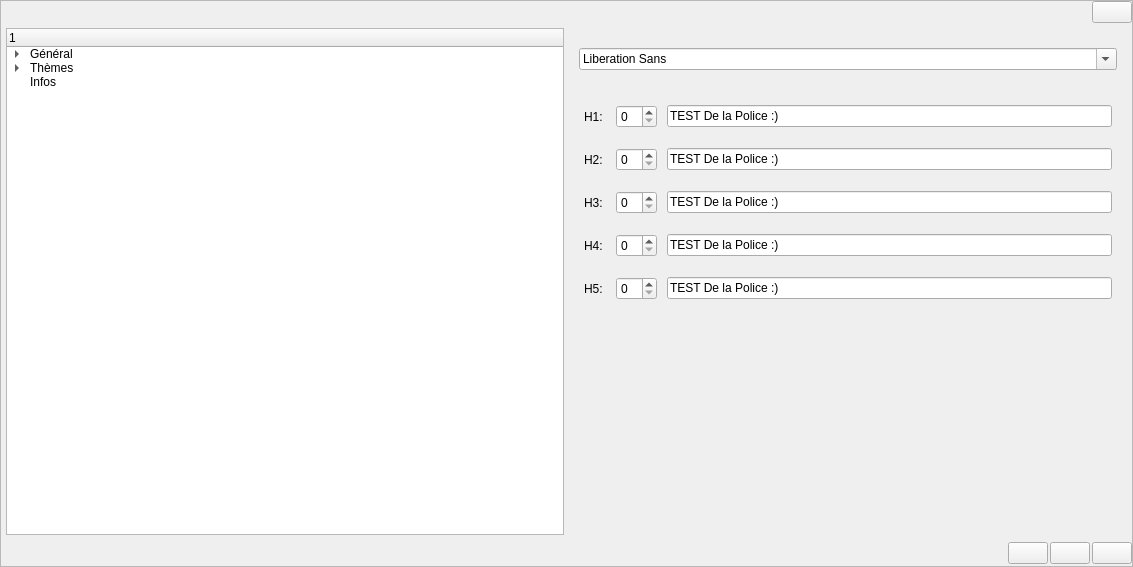
Qt form src/gui/dlg.ui (LaM0uette/PySide6_Blank_Project_demo) before a commit.
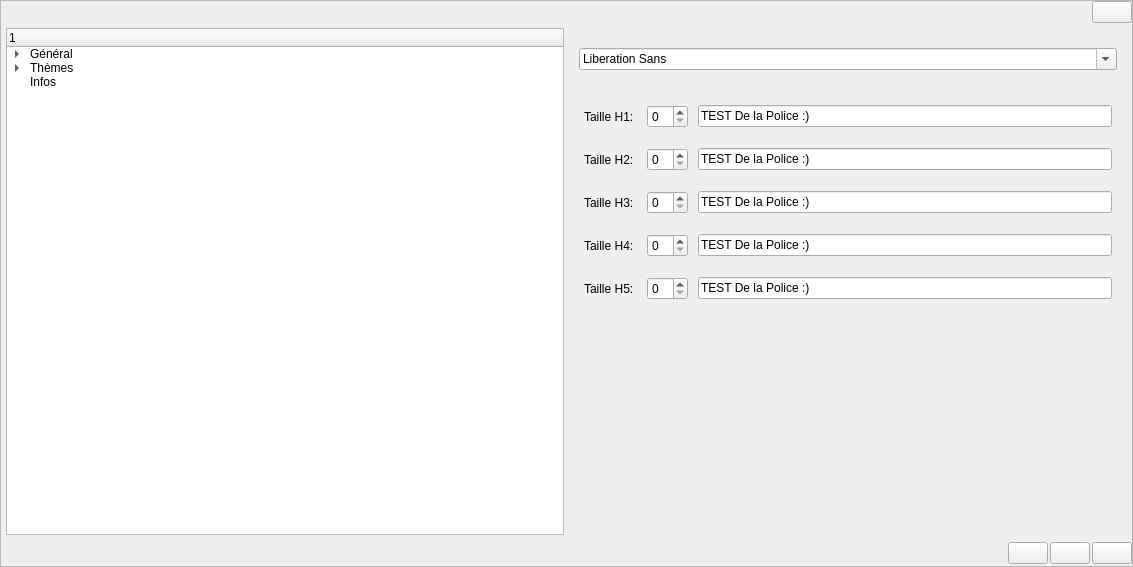
The same form after that commit. The open tabs and pages were chosen to show the change.

```diff
--- a/src/gui/dlg.ui
+++ b/src/gui/dlg.ui
@@ -574,7 +574,7 @@
                    <item>
                     <widget class="QLabel" name="lb_opt_ft_h1">
                      <property name="text">
-                      <string>H1: </string>
+                      <string>Taille H1: </string>
                      </property>
                     </widget>
                    </item>
@@ -612,7 +612,7 @@
                    <item>
                     <widget class="QLabel" name="lb_opt_ft_h2">
                      <property name="text">
-                      <string>H2: </string>
+                      <string>Taille H2: </string>
                      </property>
                     </widget>
                    </item>
@@ -650,7 +650,7 @@
                    <item>
                     <widget class="QLabel" name="lb_opt_ft_h3">
                      <property name="text">
-                      <string>H3: </string>
+                      <string>Taille H3: </string>
                      </property>
                     </widget>
                    </item>
@@ -688,7 +688,7 @@
                    <item>
                     <widget class="QLabel" name="lb_opt_ft_h4">
                      <property name="text">
-                      <string>H4: </string>
+                      <string>Taille H4: </string>
                      </property>
                     </widget>
                    </item>
@@ -726,7 +726,7 @@
                    <item>
                     <widget class="QLabel" name="lb_opt_ft_h5">
                      <property name="text">
-                      <string>H5: </string>
+                      <string>Taille H5: </string>
                      </property>
                     </widget>
                    </item>
```
